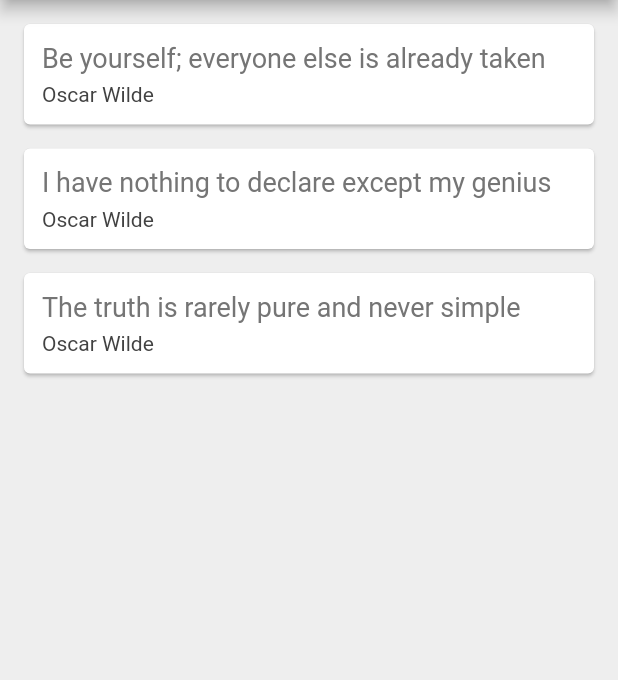
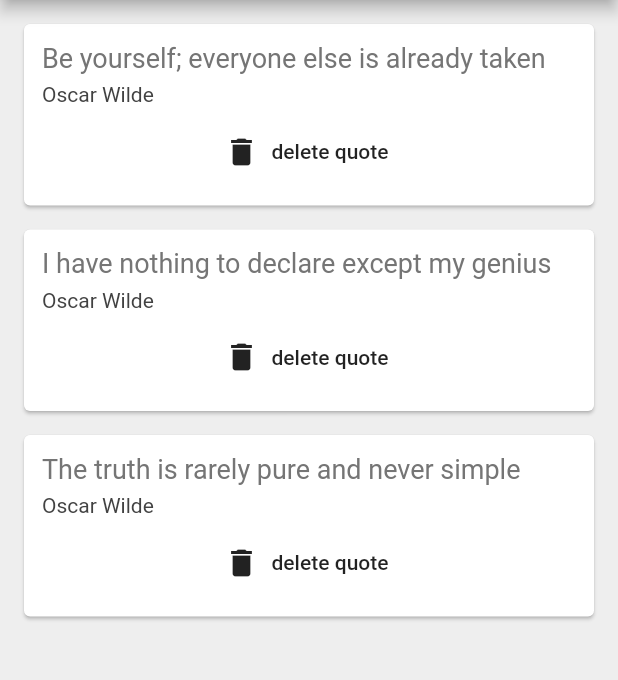
Before and after one commit to Devesh21700Kumar/Quotes_flutter, a Flutter app: the screen it shows after launch, on a phone screen of 412 x 824 dp, the part 84-764 px from its top. Run offline on Flutter 3.47's test engine with Material 2 defaults, Android fonts, the phone set to English and light mode, and no system bars.

Commit message:
delete functionality+functions

```diff
--- a/lib/main.dart
+++ b/lib/main.dart
@@ -34,7 +34,14 @@ class _QuoteListState extends State<QuoteList> {
         backgroundColor: Colors.redAccent,
       ),
       body: Column(
-        children: quotes.map((quote) => quoteTemplate(quote)).toList(),
+        children: quotes.map((quote) => QuoteCard(
+            quote: quote,
+            delete: (){
+              setState(() {
+                quotes.remove(quote);
+              });
+            }
+        )).toList(),
       ),
     );
   }
@@ -42,7 +49,8 @@ class _QuoteListState extends State<QuoteList> {
 
 class QuoteCard extends StatelessWidget {
 final Quote quote;
-QuoteCard({this.quote});
+final Function delete;
+QuoteCard({this.quote, this.delete});
 
   @override
   Widget build(BuildContext context) {
@@ -68,6 +76,12 @@ QuoteCard({this.quote});
                   color: Colors.grey[800],
                 ),
               ),
+              SizedBox(height: 6.0),
+              FlatButton.icon(
+                onPressed: delete,
+                label: Text('delete quote'),
+                icon:  Icon(Icons.delete),
+              )
             ],
           ),
         )
```
